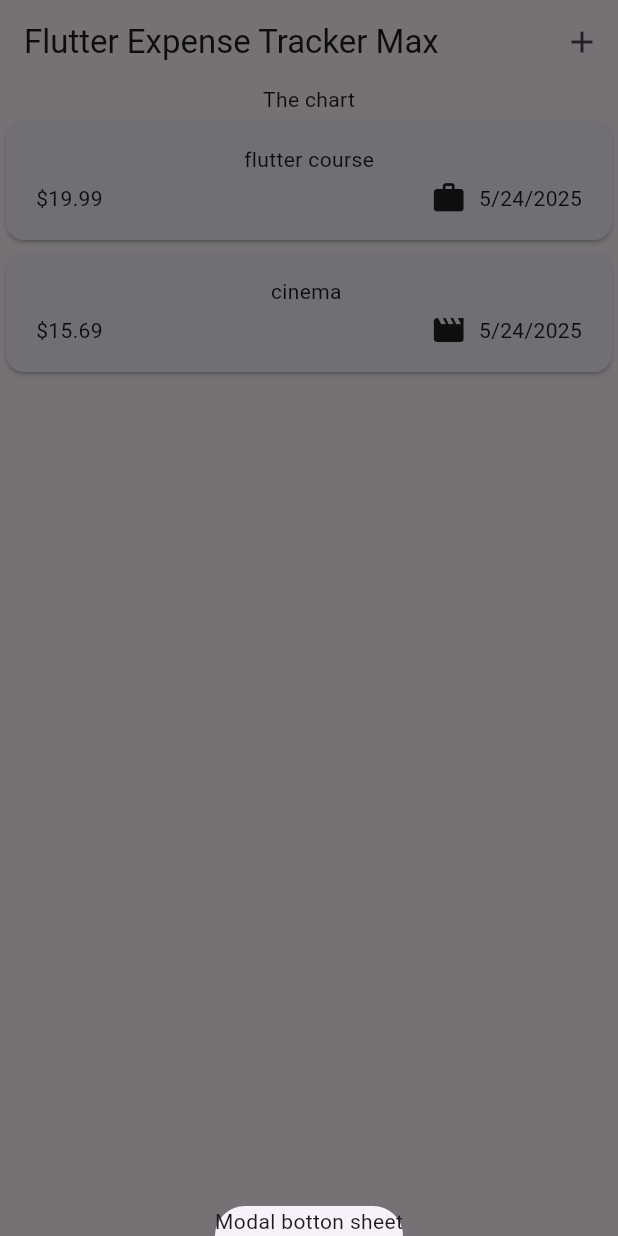
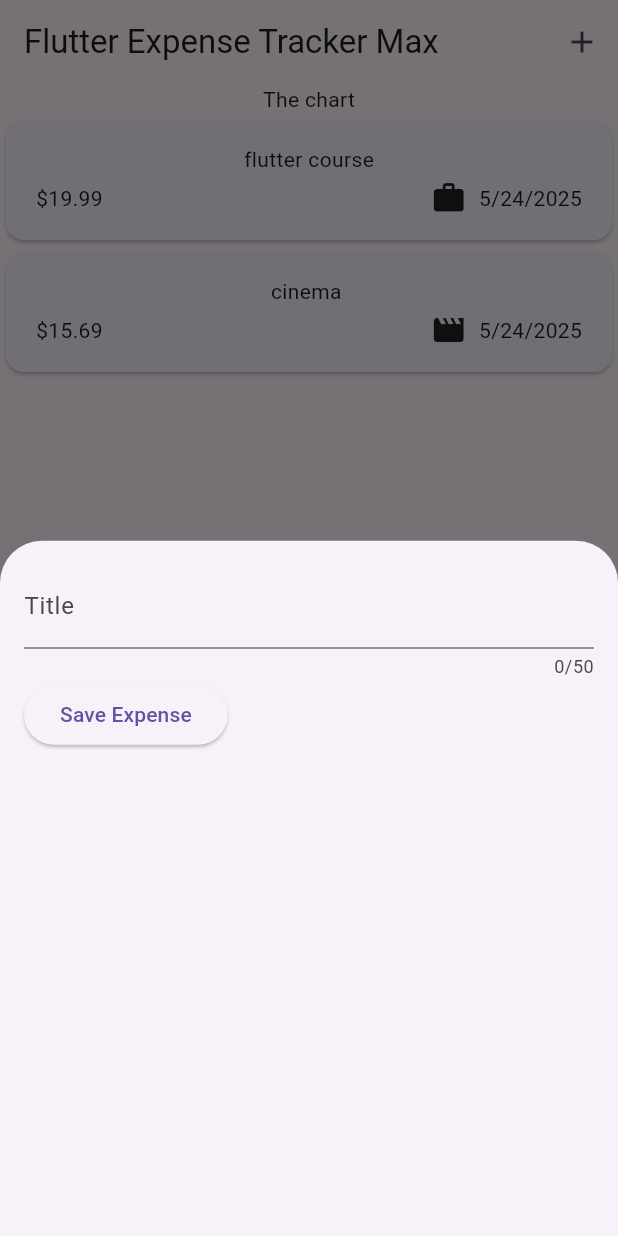
Before and after one commit to EduardoCastillo87/expense_tracker_max, a Flutter app: the screen it shows after launch, after a tap on the "add" icon, on a phone screen of 412 x 824 dp. Run offline on Flutter 3.47's test engine with Material 3 defaults, Android fonts, the phone set to English and light mode, and no system bars.

Commit message:
Add NewExpense widget and integrate it into the Expenses overlay for adding expenses

```diff
--- a/lib/widgets/expenses.dart
+++ b/lib/widgets/expenses.dart
@@ -1,3 +1,4 @@
+import 'package:expense_tracker_max/widgets/new_expense.dart';
 import 'package:flutter/material.dart';
 import 'package:expense_tracker_max/models/expense.dart';
 import 'package:expense_tracker_max/widgets/expenses_list/expenses_list.dart';
@@ -28,10 +29,7 @@ class _ExpensesState extends State<Expenses> {
   ];
 
   void _openAddExpenseOverlay() {
-    showModalBottomSheet(
-      context: context,
-      builder: (ctx) => Text('Modal botton sheet'),
-    );
+    showModalBottomSheet(context: context, builder: (ctx) => NewExpense());
   }
 
   @override
--- /dev/null
+++ b/lib/widgets/new_expense.dart
@@ -0,0 +1,44 @@
+import 'package:flutter/material.dart';
+
+class NewExpense extends StatefulWidget {
+  NewExpense({super.key});
+
+  @override
+  State<NewExpense> createState() {
+    return _NewExpenseState();
+  }
+}
+
+class _NewExpenseState extends State<NewExpense> {
+  var _enteredTitle = '';
+
+  void _saveTitleInput(String inputValue) {
+    _enteredTitle = inputValue;
+  }
+
+  @override
+  Widget build(BuildContext context) {
+    return Padding(
+      padding: const EdgeInsets.all(16),
+      child: Column(
+        children: [
+          TextField(
+            onChanged: _saveTitleInput,
+            maxLength: 50,
+            decoration: const InputDecoration(label: Text('Title')),
+          ),
+          Row(
+            children: [
+              ElevatedButton(
+                onPressed: () {
+                  print(_enteredTitle);
+                },
+                child: const Text('Save Expense'),
+              ),
+            ],
+          ),
+        ],
+      ),
+    );
+  }
+}
```
